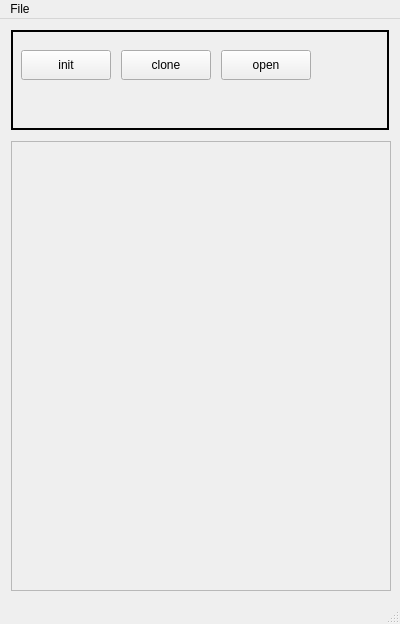
The window that ui/mainwindow.ui (hidog/HiGit) describes before a commit, drawn with Qt 5.
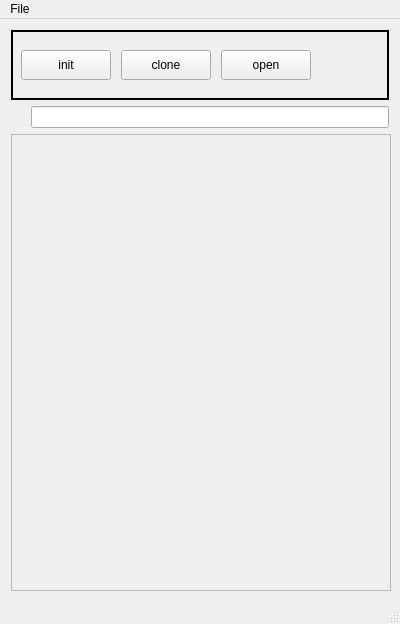
The same window after the commit. Icons and pictures are not drawn.

Commit message: add search project function.

```diff
--- a/ui/mainwindow.ui
+++ b/ui/mainwindow.ui
@@ -31,7 +31,7 @@
         <property name="minimumSize">
          <size>
           <width>0</width>
-          <height>100</height>
+          <height>70</height>
          </size>
         </property>
         <property name="frameShape">
@@ -82,20 +82,87 @@
        </widget>
       </item>
       <item>
-       <spacer name="verticalSpacer">
-        <property name="orientation">
-         <enum>Qt::Vertical</enum>
+       <widget class="QFrame" name="horizontalFrame">
+        <property name="sizePolicy">
+         <sizepolicy hsizetype="Expanding" vsizetype="Minimum">
+          <horstretch>0</horstretch>
+          <verstretch>0</verstretch>
+         </sizepolicy>
         </property>
-        <property name="sizeType">
-         <enum>QSizePolicy::Fixed</enum>
-        </property>
-        <property name="sizeHint" stdset="0">
+        <property name="minimumSize">
          <size>
-          <width>20</width>
-          <height>5</height>
+          <width>0</width>
+          <height>20</height>
          </size>
         </property>
-       </spacer>
+        <layout class="QHBoxLayout" name="horizontalLayout">
+         <property name="spacing">
+          <number>0</number>
+         </property>
+         <property name="sizeConstraint">
+          <enum>QLayout::SetMinAndMaxSize</enum>
+         </property>
+         <property name="leftMargin">
+          <number>0</number>
+         </property>
+         <property name="topMargin">
+          <number>0</number>
+         </property>
+         <property name="rightMargin">
+          <number>0</number>
+         </property>
+         <property name="bottomMargin">
+          <number>0</number>
+         </property>
+         <item>
+          <widget class="QLabel" name="search_icon_Label">
+           <property name="sizePolicy">
+            <sizepolicy hsizetype="Preferred" vsizetype="Preferred">
+             <horstretch>0</horstretch>
+             <verstretch>0</verstretch>
+            </sizepolicy>
+           </property>
+           <property name="minimumSize">
+            <size>
+             <width>20</width>
+             <height>20</height>
+            </size>
+           </property>
+           <property name="maximumSize">
+            <size>
+             <width>20</width>
+             <height>20</height>
+            </size>
+           </property>
+           <property name="styleSheet">
+            <string notr="true">border-image:url(:/mainwindow/search_icon.png)</string>
+           </property>
+           <property name="text">
+            <string/>
+           </property>
+          </widget>
+         </item>
+         <item>
+          <widget class="QLineEdit" name="searchLEdit">
+           <property name="sizePolicy">
+            <sizepolicy hsizetype="Expanding" vsizetype="Preferred">
+             <horstretch>0</horstretch>
+             <verstretch>0</verstretch>
+            </sizepolicy>
+           </property>
+           <property name="minimumSize">
+            <size>
+             <width>0</width>
+             <height>20</height>
+            </size>
+           </property>
+           <property name="styleSheet">
+            <string notr="true"/>
+           </property>
+          </widget>
+         </item>
+        </layout>
+       </widget>
       </item>
       <item>
        <widget class="QScrollArea" name="scrollArea">
@@ -126,7 +193,7 @@
            <x>0</x>
            <y>0</y>
            <width>378</width>
-           <height>442</height>
+           <height>457</height>
           </rect>
          </property>
         </widget>
```
The commit also changes 8 other files.
